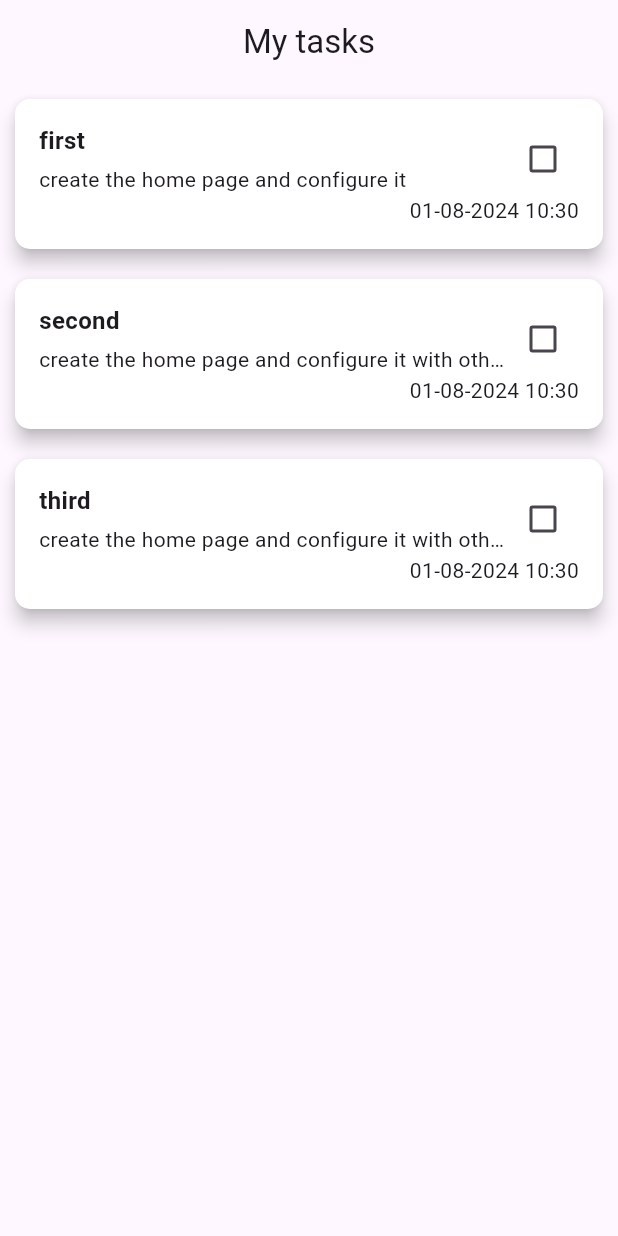
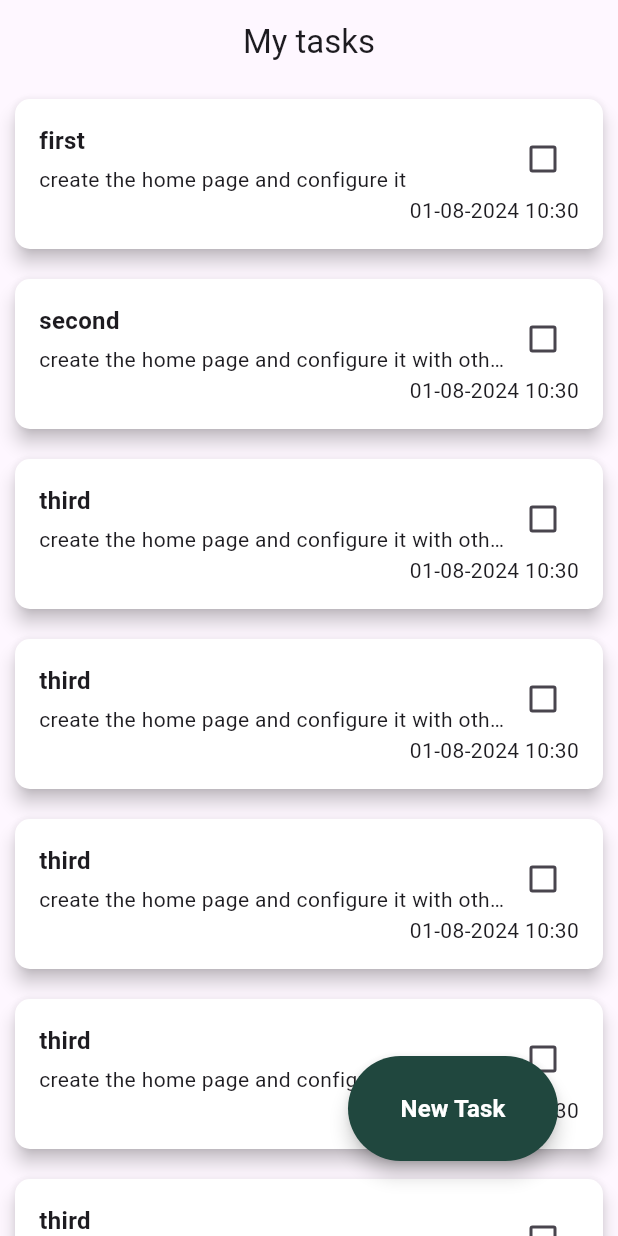
Before and after one commit to salemwhd/todo-app, a Flutter app: the screen it shows after launch, on a phone screen of 412 x 824 dp. Run offline on Flutter 3.47's test engine with Material 3 defaults, Android fonts, the phone set to English and light mode, and no system bars.

Commit message:
feat:add new task button and handle navigation between pages

```diff
--- a/lib/data/data.dart
+++ b/lib/data/data.dart
@@ -19,4 +19,46 @@ List<TaskModel> tasks = [
     description: 'create the home page and configure it with other screens in the same app',
     dateTime: DateTime.now(),
   ),
+  TaskModel(
+    id: 3,
+    title: 'third',
+    description: 'create the home page and configure it with other screens in the same app',
+    dateTime: DateTime.now(),
+  ),
+  TaskModel(
+    id: 3,
+    title: 'third',
+    description: 'create the home page and configure it with other screens in the same app',
+    dateTime: DateTime.now(),
+  ),
+  TaskModel(
+    id: 3,
+    title: 'third',
+    description: 'create the home page and configure it with other screens in the same app',
+    dateTime: DateTime.now(),
+  ),
+  TaskModel(
+    id: 3,
+    title: 'third',
+    description: 'create the home page and configure it with other screens in the same app',
+    dateTime: DateTime.now(),
+  ),
+  TaskModel(
+    id: 3,
+    title: 'third',
+    description: 'create the home page and configure it with other screens in the same app',
+    dateTime: DateTime.now(),
+  ),
+  TaskModel(
+    id: 3,
+    title: 'third',
+    description: 'create the home page and configure it with other screens in the same app',
+    dateTime: DateTime.now(),
+  ),
+  TaskModel(
+    id: 3,
+    title: 'third',
+    description: 'create the home page and configure it with other screens in the same app',
+    dateTime: DateTime.now(),
+  ),
 ];
--- a/lib/views/home_screen.dart
+++ b/lib/views/home_screen.dart
@@ -1,9 +1,23 @@
 import 'package:flutter/material.dart';
 import 'package:todo_app/data/data.dart';
+import 'package:todo_app/models/task_model.dart';
+import 'package:todo_app/views/new_task_screen.dart';
 import 'package:todo_app/views/widget/task_card.dart';
 
-class HomeScreen extends StatelessWidget {
+class HomeScreen extends StatefulWidget {
   const HomeScreen({super.key});
+
+  @override
+  _HomeScreenState createState() => _HomeScreenState();
+}
+
+class _HomeScreenState extends State<HomeScreen> {
+  List<TaskModel> mytasks = tasks;
+
+  @override
+  void initState() {
+    super.initState();
+  }
 
   @override
   Widget build(BuildContext context) {
@@ -13,11 +27,71 @@ class HomeScreen extends StatelessWidget {
           child: Text('My tasks'),
         ),
       ),
-      body: ListView.builder(
-        itemCount: tasks.length,
-        itemBuilder: (context, index) {
-          return TaskCard(task: tasks[index]);
-        },
+      body: Stack(
+        children: [
+          ListView.builder(
+            itemCount: tasks.length,
+            itemBuilder: (context, index) {
+              var task = tasks[index];
+              return Dismissible(
+                key: ValueKey(tasks[index]),
+                onDismissed: (direction) {
+                  setState(() {
+                    tasks.removeAt(index);
+                  });
+                  ScaffoldMessenger.of(context).showSnackBar(
+                    SnackBar(
+                      duration: Duration(seconds: 3),
+                      content: Text('${task.title} Deleted'),
+                      action: SnackBarAction(
+                          label: 'Undo',
+                          onPressed: () {
+                            setState(() {
+                              tasks.insert(index, task);
+                            });
+                          }),
+                    ),
+                  );
+                },
+                background: Container(
+                  alignment: Alignment.centerLeft,
+                  color: Colors.red,
+                  child: Icon(Icons.delete),
+                ),
+                child: TaskCard(task: tasks[index]),
+              );
+            },
+          ),
+          Positioned(
+            right: 40,
+            bottom: 50,
+            child: SizedBox(
+              width: 140,
+              height: 70,
+              child: ElevatedButton(
+                style: ElevatedButton.styleFrom(
+                    backgroundColor: Color.fromARGB(255, 32, 71, 62),
+                    elevation: 5,
+                    overlayColor: Colors.black),
+                onPressed: () {
+                  Navigator.push(
+                    context,
+                    MaterialPageRoute(
+                      builder: (context) => NewTaskScreen(),
+                    ),
+                  );
+                },
+                child: const Text(
+                  'New Task',
+                  style: TextStyle(
+                      color: Colors.white,
+                      fontSize: 16,
+                      fontWeight: FontWeight.bold),
+                ),
+              ),
+            ),
+          ),
+        ],
       ),
     );
   }
```
